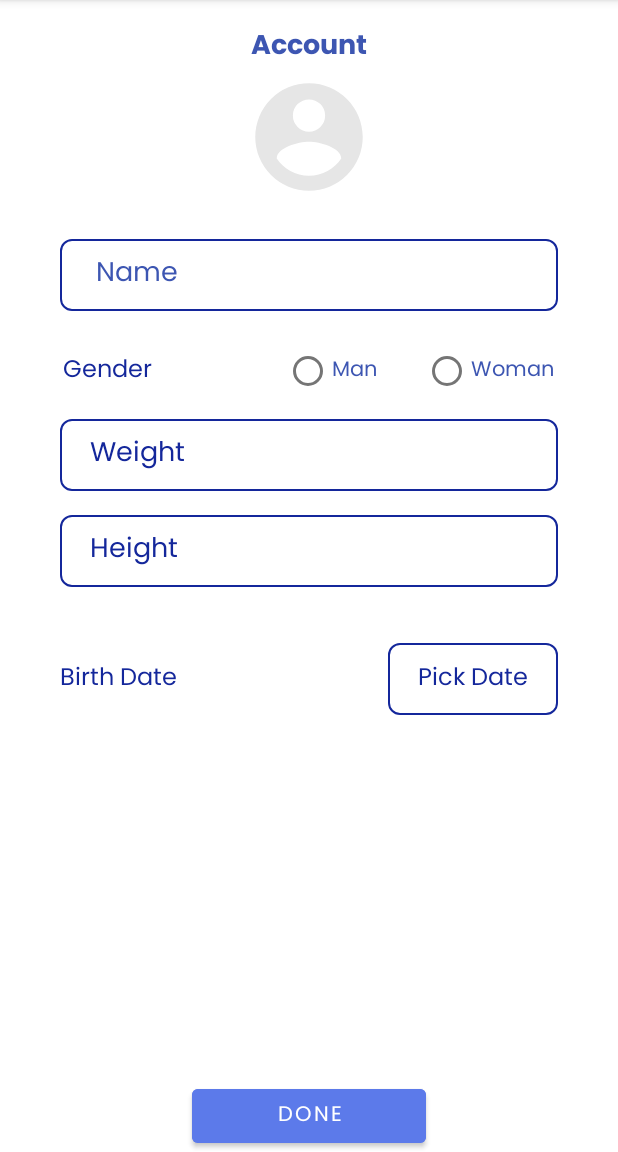
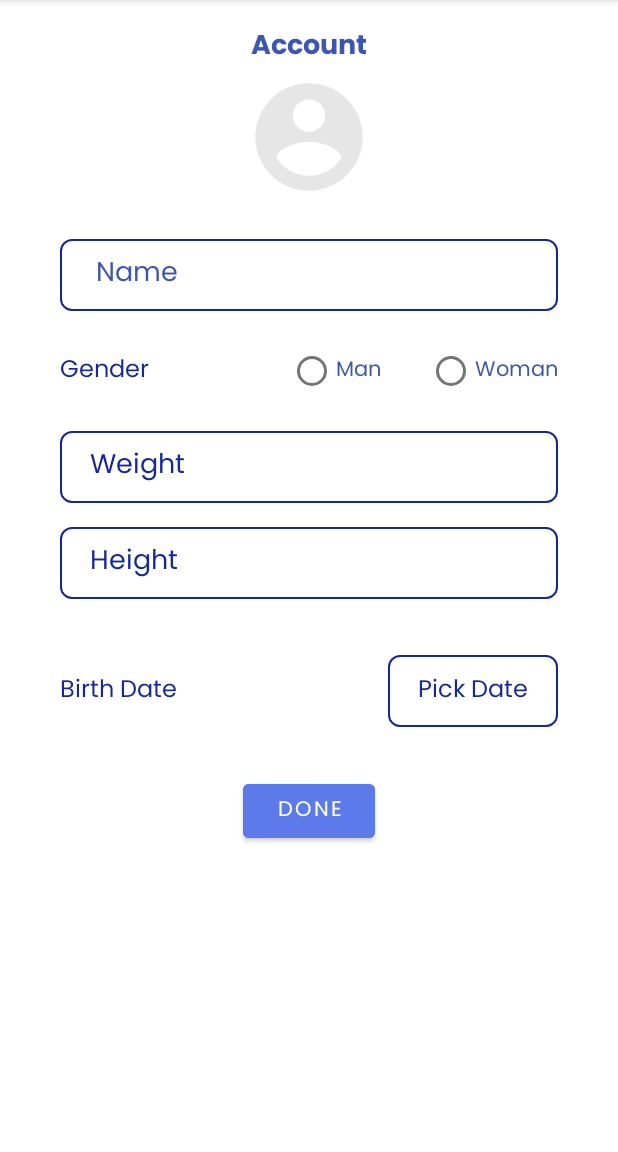
Before and after one commit to alfonsus20/TeenAge, an Android app: the Account screen opened directly, with no data from a screen before it, on a phone screen of 412 x 824 dp, the part 84-1236 px from its top. Run offline under Robolectric (Android 15) with nearby library versions, the phone set to English and light mode, and no system bars.

Commit message:
Mengubah dan memperbaiki activity Account.kt

```diff
--- a/app/src/main/java/com/example/teenage/Account.kt
+++ b/app/src/main/java/com/example/teenage/Account.kt
@@ -28,8 +28,8 @@ class Account : AppCompatActivity() {
 
         birthDateText.setOnClickListener {
             val dpd = DatePickerDialog(this, DatePickerDialog.OnDateSetListener { view, mYear, mMonth, mDay ->
-                var date = LocalDate.of(mYear, mMonth, mDay).format(formatter)
-                birthDateText.setText(date.toString())
+                var date = LocalDate.of(mYear, mMonth+1, mDay).format(formatter)
+                birthDateText.text = date.toString()
             },year, month, day )
             dpd.show()
         }
--- a/app/src/main/res/layout/activity_account.xml
+++ b/app/src/main/res/layout/activity_account.xml
@@ -6,33 +6,14 @@
     android:layout_height="match_parent"
     tools:context=".Account">
 
-    <LinearLayout
-        android:id="@+id/linearLayout"
-        android:layout_width="337dp"
-        android:layout_height="0dp"
-        android:layout_gravity="center_vertical"
+    <RadioGroup
+        android:id="@+id/radioGroup"
+        android:layout_width="wrap_content"
+        android:layout_height="wrap_content"
         android:layout_marginTop="16dp"
-        android:gravity="center"
         android:orientation="horizontal"
         app:layout_constraintEnd_toEndOf="@+id/editTextTextPersonName"
-        app:layout_constraintStart_toStartOf="@+id/editTextTextPersonName"
         app:layout_constraintTop_toBottomOf="@+id/editTextTextPersonName">
-
-        <TextView
-            android:id="@+id/textView4"
-            android:layout_width="wrap_content"
-            android:layout_height="wrap_content"
-            android:layout_gravity="center_vertical"
-            android:layout_marginEnd="40dp"
-            android:text="Gender"
-            android:textColor="@color/primary"
-            android:textSize="16sp" />
-
-        <RadioGroup
-            android:layout_width="wrap_content"
-            android:layout_height="wrap_content"
-            android:layout_marginStart="48dp"
-            android:orientation="horizontal">
 
         <RadioButton
             android:id="@+id/radioButton2"
@@ -51,7 +32,18 @@
             android:text="Woman"
             android:textColor="@color/primary_variant" />
     </RadioGroup>
-    </LinearLayout>
+
+    <TextView
+        android:id="@+id/textView4"
+        android:layout_width="wrap_content"
+        android:layout_height="wrap_content"
+        android:layout_gravity="center_vertical"
+        android:text="Gender"
+        android:textColor="@color/primary"
+        android:textSize="16sp"
+        app:layout_constraintBottom_toBottomOf="@+id/radioGroup"
+        app:layout_constraintStart_toStartOf="@+id/editTextTextPersonName"
+        app:layout_constraintTop_toTopOf="@+id/radioGroup" />
 
     <TextView
         android:id="@+id/textView3"
@@ -98,7 +90,7 @@
         android:id="@+id/editTextNumber"
         android:layout_width="0dp"
         android:layout_height="48dp"
-        android:layout_marginTop="8dp"
+        android:layout_marginTop="16dp"
         android:background="@drawable/edittext_bg"
         android:ems="10"
         android:hint="Weight (kg)"
@@ -107,8 +99,9 @@
         android:text="Weight"
         android:textColor="@color/primary"
         app:layout_constraintEnd_toEndOf="@+id/editTextTextPersonName"
+        app:layout_constraintHorizontal_bias="0.0"
         app:layout_constraintStart_toStartOf="@+id/editTextTextPersonName"
-        app:layout_constraintTop_toBottomOf="@+id/linearLayout" />
+        app:layout_constraintTop_toBottomOf="@+id/radioGroup" />
 
     <EditText
         android:id="@+id/editTextNumber2"
@@ -129,15 +122,14 @@
 
     <Button
         android:id="@+id/btnAccount"
-        android:layout_width="0dp"
+        android:layout_width="wrap_content"
         android:layout_height="wrap_content"
-        android:layout_marginStart="128dp"
-        android:layout_marginEnd="128dp"
+        android:layout_marginTop="32dp"
         android:backgroundTint="@color/secondary"
         android:text="Done"
-        app:layout_constraintBottom_toBottomOf="parent"
         app:layout_constraintEnd_toEndOf="parent"
-        app:layout_constraintStart_toStartOf="parent" />
+        app:layout_constraintStart_toStartOf="parent"
+        app:layout_constraintTop_toBottomOf="@+id/birthDateText" />
 
     <TextView
         android:id="@+id/textView5"
```
Lines whose indentation alone changed are shown as unchanged.
